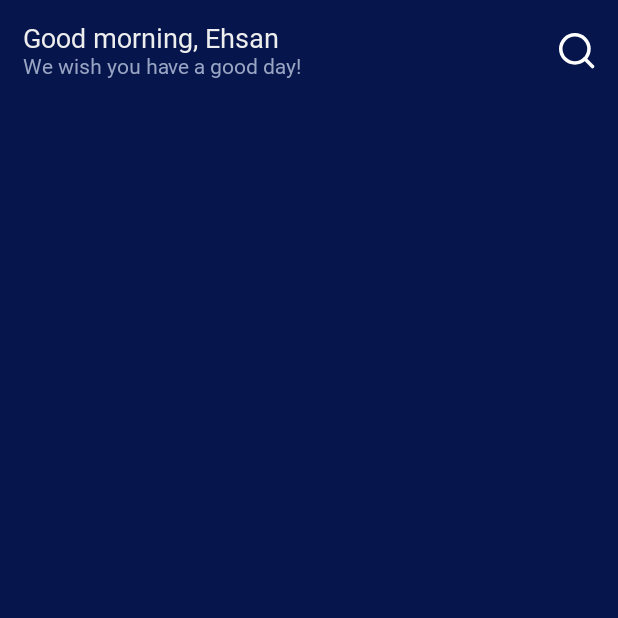
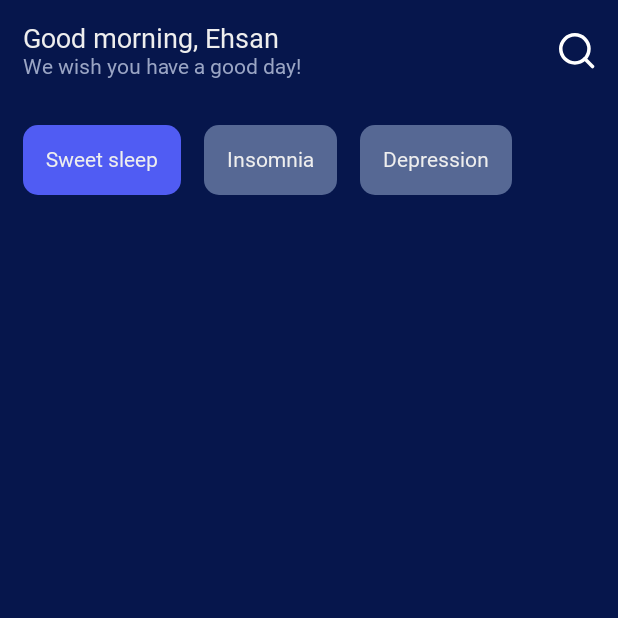
Before and after one commit to EhsanTgv/MeditationJetpackComposePractice, an Android app built with Jetpack Compose: the screen it shows after launch (MainActivity), on a phone screen of 412 x 824 dp, the top half of it. Run offline under Robolectric (Android 15) with nearby library versions, the phone set to English and light mode, and no system bars; Roboto replaces fonts that are not available here.

Commit message:
Implement Chip Section

```diff
--- a/app/src/main/java/com/taghavi/meditationjetpackcomposepractice/ui/HomeScreen.kt
+++ b/app/src/main/java/com/taghavi/meditationjetpackcomposepractice/ui/HomeScreen.kt
@@ -1,18 +1,29 @@
 package com.taghavi.meditationjetpackcomposepractice.ui
 
 import androidx.compose.foundation.background
+import androidx.compose.foundation.clickable
 import androidx.compose.foundation.layout.*
+import androidx.compose.foundation.lazy.LazyRow
+import androidx.compose.foundation.shape.RoundedCornerShape
 import androidx.compose.material.Icon
 import androidx.compose.material.MaterialTheme
 import androidx.compose.material.Text
 import androidx.compose.runtime.Composable
+import androidx.compose.runtime.mutableStateOf
+import androidx.compose.runtime.remember
+import androidx.compose.runtime.setValue
+import androidx.compose.runtime.getValue
 import androidx.compose.ui.Alignment
 import androidx.compose.ui.Modifier
+import androidx.compose.ui.draw.clip
 import androidx.compose.ui.graphics.Color
 import androidx.compose.ui.res.painterResource
 import androidx.compose.ui.unit.dp
 import com.taghavi.meditationjetpackcomposepractice.R
+import com.taghavi.meditationjetpackcomposepractice.ui.theme.ButtonBlue
+import com.taghavi.meditationjetpackcomposepractice.ui.theme.DarkerButtonBlue
 import com.taghavi.meditationjetpackcomposepractice.ui.theme.DeepBlue
+import com.taghavi.meditationjetpackcomposepractice.ui.theme.TextWhite
 
 @Composable
 fun HomeScreen() {
@@ -23,6 +34,7 @@ fun HomeScreen() {
     ) {
         Column {
             GreetingSection()
+            ChipSection(chips = listOf("Sweet sleep", "Insomnia", "Depression"))
         }
     }
 }
@@ -58,3 +70,28 @@ fun GreetingSection(
         )
     }
 }
+
+@Composable
+fun ChipSection(
+    chips: List<String>,
+) {
+    var selectedChipIndex by remember {
+        mutableStateOf(0)
+    }
+    LazyRow {
+        items(chips.size) {
+            Box(modifier = Modifier
+                .padding(start = 15.dp, top = 15.dp, bottom = 15.dp)
+                .clickable { selectedChipIndex = it }
+                .clip(RoundedCornerShape(10.dp))
+                .background(
+                    if (selectedChipIndex == it) ButtonBlue
+                    else DarkerButtonBlue
+                )
+                .padding(15.dp)
+            ) {
+                Text(text = chips[it], color = TextWhite)
+            }
+        }
+    }
+}
```
